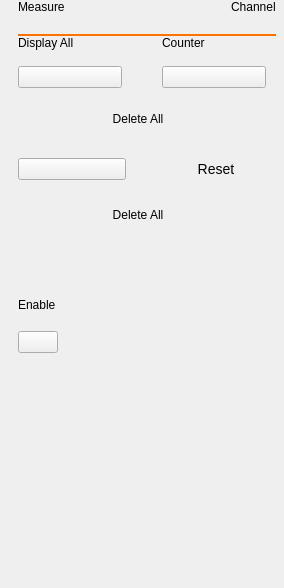
The window that gui/ui/measure_settings.ui (analogdevicesinc/scopy) describes before a commit, drawn with Qt 5.
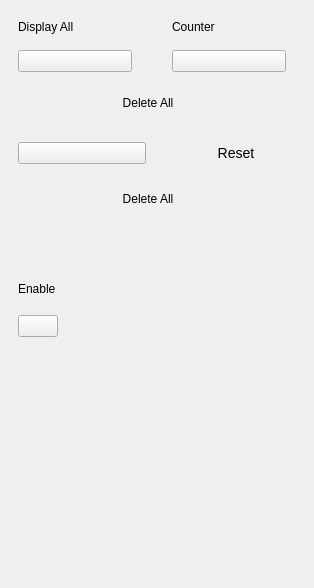
The same window after the commit. Custom widgets are drawn as their Qt base class.

```diff
--- a/gui/ui/measure_settings.ui
+++ b/gui/ui/measure_settings.ui
@@ -6,7 +6,7 @@
    <rect>
     <x>0</x>
     <y>0</y>
-    <width>284</width>
+    <width>314</width>
     <height>588</height>
    </rect>
   </property>
@@ -21,109 +21,14 @@
     <number>18</number>
    </property>
    <property name="topMargin">
-    <number>0</number>
+    <number>20</number>
    </property>
    <property name="rightMargin">
-    <number>8</number>
+    <number>18</number>
    </property>
    <property name="bottomMargin">
-    <number>0</number>
+    <number>10</number>
    </property>
-   <item>
-    <layout class="QVBoxLayout" name="vLayout">
-     <property name="spacing">
-      <number>0</number>
-     </property>
-     <property name="topMargin">
-      <number>0</number>
-     </property>
-     <property name="bottomMargin">
-      <number>0</number>
-     </property>
-     <item>
-      <layout class="QHBoxLayout" name="hLayoutTitleBar">
-       <property name="spacing">
-        <number>0</number>
-       </property>
-       <item>
-        <widget class="QLabel" name="lbl">
-         <property name="text">
-          <string>Measure</string>
-         </property>
-         <property name="menu_heder_lbl" stdset="0">
-          <bool>true</bool>
-         </property>
-        </widget>
-       </item>
-       <item>
-        <spacer name="hSpacer">
-         <property name="orientation">
-          <enum>Qt::Horizontal</enum>
-         </property>
-         <property name="sizeHint" stdset="0">
-          <size>
-           <width>40</width>
-           <height>0</height>
-          </size>
-         </property>
-        </spacer>
-       </item>
-       <item>
-        <widget class="QLabel" name="lblChanName">
-         <property name="text">
-          <string>Channel</string>
-         </property>
-         <property name="menu_header_lbl" stdset="0">
-          <bool>true</bool>
-         </property>
-        </widget>
-       </item>
-      </layout>
-     </item>
-     <item>
-      <spacer name="vSpacer_2">
-       <property name="orientation">
-        <enum>Qt::Vertical</enum>
-       </property>
-       <property name="sizeType">
-        <enum>QSizePolicy::Fixed</enum>
-       </property>
-       <property name="sizeHint" stdset="0">
-        <size>
-         <width>0</width>
-         <height>20</height>
-        </size>
-       </property>
-      </spacer>
-     </item>
-     <item>
-      <widget class="Line" name="line">
-       <property name="sizePolicy">
-        <sizepolicy hsizetype="Minimum" vsizetype="Fixed">
-         <horstretch>0</horstretch>
-         <verstretch>0</verstretch>
-        </sizepolicy>
-       </property>
-       <property name="minimumSize">
-        <size>
-         <width>0</width>
-         <height>2</height>
-        </size>
-       </property>
-       <property name="maximumSize">
-        <size>
-         <width>16777215</width>
-         <height>2</height>
-        </size>
-       </property>
-       <property name="styleSheet">
-        <string notr="true">border: 2px solid rgb(255, 114, 0);</string>
-       </property>
-       <property name="orientation">
-        <enum>Qt::Horizontal</enum>
-       </property>
-      </widget>
-     </item>
      <item>
       <widget class="QScrollArea" name="scrollArea">
        <property name="frameShape">
@@ -140,8 +45,8 @@
          <rect>
           <x>0</x>
           <y>0</y>
-          <width>256</width>
-          <height>545</height>
+        <width>278</width>
+        <height>558</height>
          </rect>
         </property>
         <layout class="QVBoxLayout" name="verticalLayout_3">
@@ -207,8 +112,8 @@
               <string notr="true">QPushButton {
   min-height: 30px;
   max-height: 30px;
-  min-width: 240px;
-  max-width: 240px;
+  min-width: 260px;
+  max-width: 260px;
 
   border: 0px;
 }</string>
@@ -288,8 +193,8 @@
               <string notr="true">QPushButton {
   min-height: 30px;
   max-height: 30px;
-  min-width: 240px;
-  max-width: 240px;
+  min-width: 260px;
+  max-width: 260px;
 
   border: 0px;
 }</string>
@@ -417,8 +322,6 @@
       </widget>
      </item>
     </layout>
-   </item>
-  </layout>
  </widget>
  <customwidgets>
   <customwidget>
@@ -432,6 +335,12 @@
    <header location="global">scopy/gui/subsection_separator.hpp</header>
    <container>1</container>
   </customwidget>
+  <customwidget>
+   <class>scopy::gui::MenuHeader</class>
+   <extends>QWidget</extends>
+   <header location="global">scopy/gui/menu_header.hpp</header>
+   <container>1</container>
+  </customwidget>
  </customwidgets>
  <resources/>
  <connections/>
```
Left out of the diff: 3 changed lines with no effect on the pictures. Lines whose indentation alone changed are shown as unchanged.
